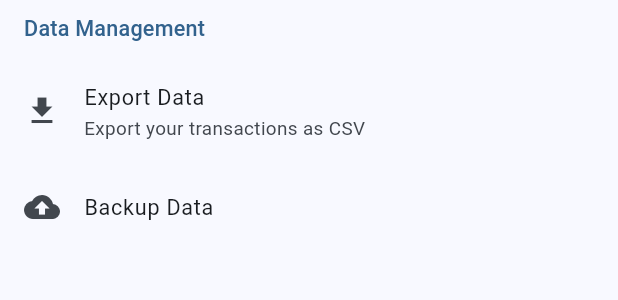
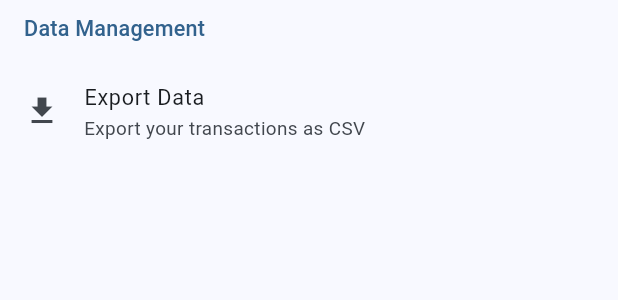
Before and after one commit to cbrf2002/fundi, a Flutter app: the DataManagementSection widget shown alone on an empty page, opened directly with empty values, on a phone screen of 412 x 824 dp. Shown: the top 300 px of the screen. Run offline on Flutter 3.47's test engine with Material 3 defaults, Android fonts, the phone set to English and light mode, and no system bars; our stand-ins replace cloud_firestore, firebase_auth, firebase_core, flutter_svg, google_fonts, google_sign_in and 2 more; accounts and stored records are empty; Roboto replaces fonts that are missing (Maven Pro).

Commit message:
Removed backup function

```diff
--- a/lib/features/account/widgets/data_management_section.dart
+++ b/lib/features/account/widgets/data_management_section.dart
@@ -2,12 +2,10 @@ import 'package:flutter/material.dart';
 
 class DataManagementSection extends StatelessWidget {
   final VoidCallback onExport;
-  final VoidCallback onBackup;
 
   const DataManagementSection({
     super.key,
     required this.onExport,
-    required this.onBackup,
   });
 
   @override
@@ -21,11 +19,6 @@ class DataManagementSection extends StatelessWidget {
           title: const Text('Export Data'),
           subtitle: const Text('Export your transactions as CSV'),
           onTap: onExport,
-        ),
-        ListTile(
-          leading: const Icon(Icons.backup),
-          title: const Text('Backup Data'),
-          onTap: onBackup,
         ),
       ],
     );
```
